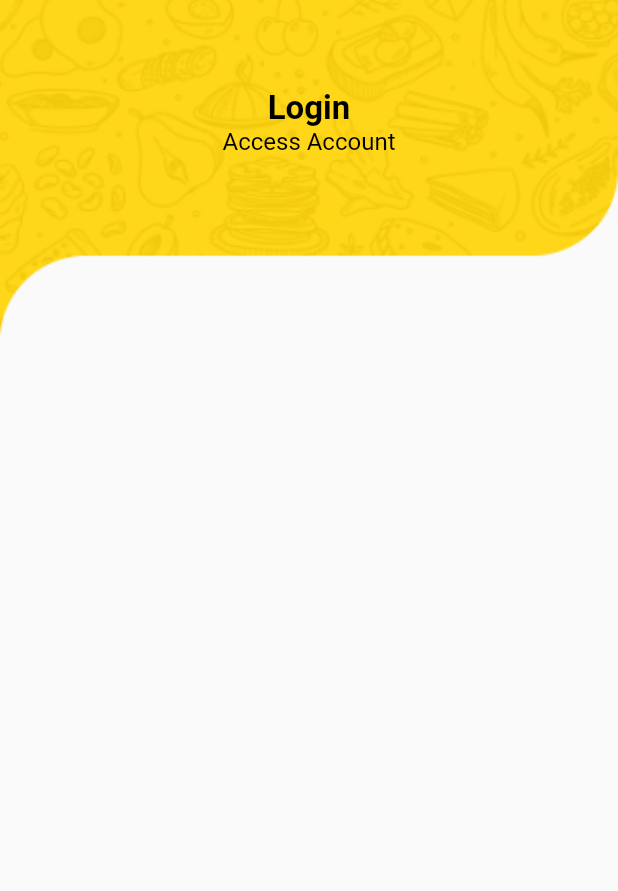
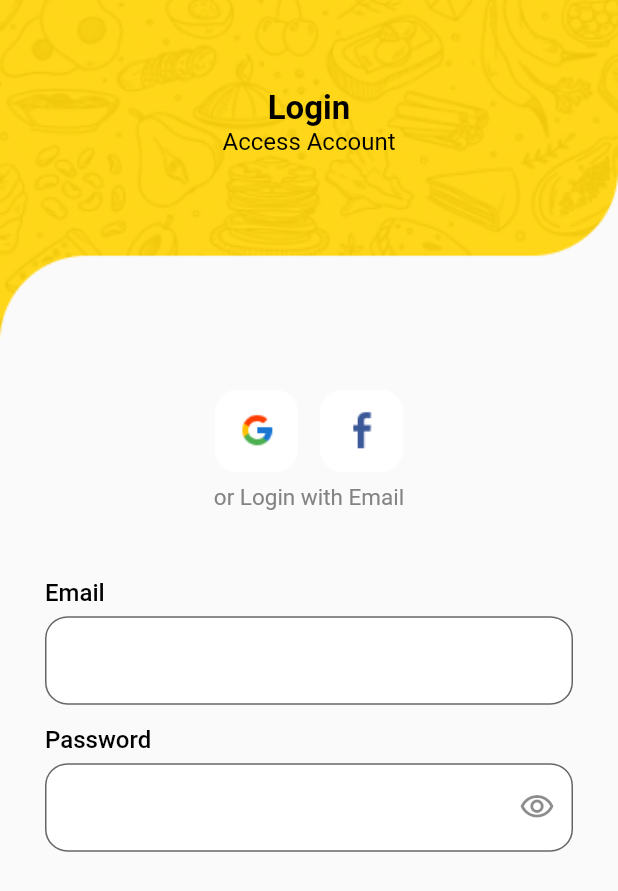
Before and after one commit to nadeeshapathiraja/food_app_class_word, a Flutter app: the screen it shows after launch, after a tap on "Skip", on a phone screen of 412 x 824 dp. Shown: the top 891 px of the screen. Run offline on Flutter 3.47's test engine with Material 2 defaults, Android fonts, the phone set to English and light mode, and no system bars; our stand-ins replace animate_do, carousel_slider.

Commit message:
Login screen Start

```diff
--- a/lib/screens/login_screen/login_screen.dart
+++ b/lib/screens/login_screen/login_screen.dart
@@ -1,8 +1,10 @@
-// ignore_for_file: avoid_unnecessary_containers
+// ignore_for_file: avoid_unnecessary_containers, prefer_const_constructors
 
 import 'package:flutter/material.dart';
+import 'package:food_app/screens/splash_screen/getting_started.dart';
 import 'package:food_app/utils/constants.dart';
 import 'package:food_app/utils/app_colors.dart';
+import 'package:food_app/utils/util_functions.dart';
 
 class LogInScreen extends StatefulWidget {
   const LogInScreen({Key? key}) : super(key: key);
@@ -16,20 +18,15 @@ class _LogInScreenState extends State<LogInScreen> {
   Widget build(BuildContext context) {
     final size = MediaQuery.of(context).size;
     return Scaffold(
-      body: Container(
+      body: SingleChildScrollView(
+        child: Column(
+          children: [
+            Container(
               child: Column(
                 // ignore: prefer_const_literals_to_create_immutables
                 children: [
                   Stack(
                     children: [
-                // RotatedBox(
-                //   quarterTurns: 2,
-                //   child: Image.asset(
-                //     Constants.imageAssets('bottom.png'),
-                //     width: size.width,
-                //     fit: BoxFit.fitWidth,
-                //   ),
-                // ),
                       Image.asset(
                         Constants.imageAssets("header.png"),
                         width: size.width,
@@ -62,6 +59,103 @@ class _LogInScreenState extends State<LogInScreen> {
                         ),
                       ),
                     ],
+                  ),
+                ],
+              ),
+            ),
+            Container(
+              child: Column(
+                children: [
+                  Positioned(
+                    top: 189.0,
+                    child: Row(
+                      mainAxisAlignment: MainAxisAlignment.center,
+                      children: [
+                        InkWell(
+                          onTap: () {},
+                          child: Image.asset(
+                            Constants.imageAssets("google.png"),
+                          ),
+                        ),
+                        SizedBox(width: 15.0),
+                        InkWell(
+                          onTap: () {},
+                          child: Image.asset(
+                            Constants.imageAssets("fb.png"),
+                          ),
+                        ),
+                      ],
+                    ),
+                  ),
+                  SizedBox(height: 8.0),
+                  Text(
+                    "or Login with Email",
+                    style: TextStyle(
+                      fontSize: 15.0,
+                      fontWeight: FontWeight.w400,
+                      color: greyColor,
+                    ),
+                  ),
+                  SizedBox(height: 15.0),
+                  Padding(
+                    padding: const EdgeInsets.all(30.0),
+                    child: Column(
+                      children: [
+                        Row(
+                          mainAxisAlignment: MainAxisAlignment.start,
+                          // ignore: prefer_const_literals_to_create_immutables
+                          children: [
+                            Text(
+                              "Email",
+                              style: TextStyle(
+                                fontSize: 16.0,
+                                fontWeight: FontWeight.w500,
+                                color: fontColor,
+                              ),
+                            ),
+                          ],
+                        ),
+                        SizedBox(height: 6.0),
+                        TextField(
+                          decoration: InputDecoration(
+                            fillColor: kwhite,
+                            filled: true,
+                            border: OutlineInputBorder(
+                              borderRadius: BorderRadius.circular(15.0),
+                            ),
+                          ),
+                        ),
+                        SizedBox(height: 14.0),
+                        Row(
+                          mainAxisAlignment: MainAxisAlignment.start,
+                          // ignore: prefer_const_literals_to_create_immutables
+                          children: [
+                            Text(
+                              "Password",
+                              style: TextStyle(
+                                fontSize: 16.0,
+                                fontWeight: FontWeight.w500,
+                                color: fontColor,
+                              ),
+                            ),
+                          ],
+                        ),
+                        SizedBox(height: 6.0),
+                        TextField(
+                          decoration: InputDecoration(
+                            fillColor: kwhite,
+                            filled: true,
+                            border: OutlineInputBorder(
+                              borderRadius: BorderRadius.circular(15.0),
+                            ),
+                            suffixIcon: Icon(Icons.visibility_outlined),
+                          ),
+                        ),
+                      ],
+                    ),
+                  ),
+                ],
+              ),
             )
           ],
         ),
```
Also changed, not shown: assets/images/fb.png (added), assets/images/google.png (added). Lines whose indentation alone changed are shown as unchanged.
